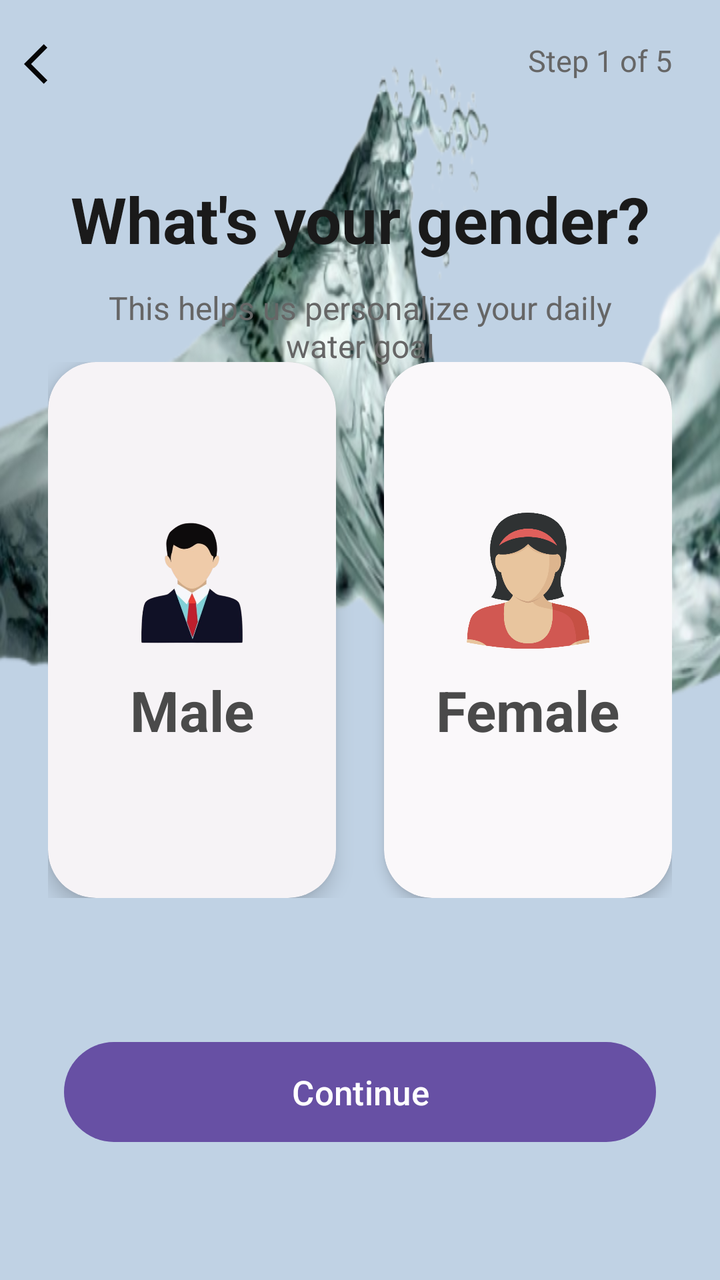
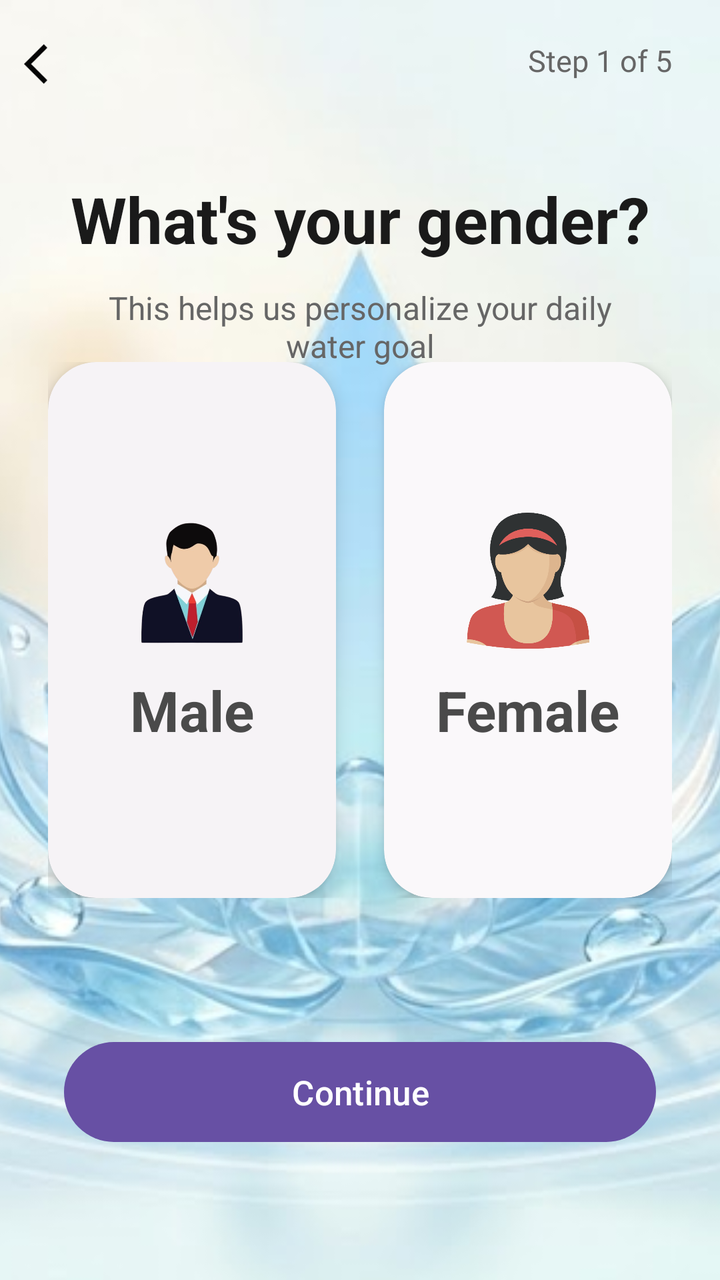

Before-and-after screenshots of an Android layout around one commit, followed by the original layout XML and the change that was made.
<!-- AndroidManifest.xml: application theme Theme.WaterReminder -->
<!-- res/layout/activity_gender_selection.xml -->
<?xml version="1.0" encoding="utf-8"?>
<androidx.constraintlayout.widget.ConstraintLayout xmlns:android="http://schemas.android.com/apk/res/android"
    xmlns:app="http://schemas.android.com/apk/res-auto"
    android:layout_width="match_parent"
    android:layout_height="match_parent"
    xmlns:tools="http://schemas.android.com/tools"
    android:background="#C0D2E4">

    <ImageView
        android:layout_width="wrap_content"
        android:layout_height="0dp"
        android:background="@drawable/bgwater"
        tools:ignore="MissingConstraints"
        tools:layout_editor_absoluteX="0dp"
        tools:layout_editor_absoluteY="290dp" />

    <ImageView
        android:id="@+id/btn_back"
        android:layout_width="wrap_content"
        android:layout_height="wrap_content"
        android:src="@drawable/baseline_arrow_back_ios_24"
        android:padding="12dp"
        app:layout_constraintTop_toTopOf="parent"
        app:layout_constraintStart_toStartOf="parent"
        android:layout_marginTop="8dp" />

    <TextView
        android:id="@+id/tv_header"
        android:layout_width="wrap_content"
        android:layout_height="wrap_content"
        android:text="Step 1 of 5"
        android:textSize="15sp"
        android:textColor="#666666"
        app:layout_constraintTop_toTopOf="parent"
        app:layout_constraintEnd_toEndOf="parent"
        android:layout_marginTop="20dp"
        android:layout_marginEnd="24dp" />

    <TextView
        android:id="@+id/tv_title"
        android:layout_width="0dp"
        android:layout_height="wrap_content"
        android:text="What's your gender?"
        android:textSize="32sp"
        android:textColor="#1A1A1A"
        android:textStyle="bold"
        android:gravity="center"
        android:lineSpacingExtra="6dp"
        app:layout_constraintTop_toBottomOf="@id/btn_back"
        app:layout_constraintStart_toStartOf="parent"
        app:layout_constraintEnd_toEndOf="parent"
        android:layout_marginTop="32dp"
        android:layout_marginHorizontal="32dp" />


    <TextView
        android:layout_width="0dp"
        android:layout_height="wrap_content"
        android:text="This helps us personalize your daily water goal"
        android:textSize="16sp"
        android:textColor="#666666"
        android:gravity="center"
        app:layout_constraintTop_toBottomOf="@id/tv_title"
        app:layout_constraintStart_toStartOf="parent"
        app:layout_constraintEnd_toEndOf="parent"
        android:layout_marginTop="12dp"
        android:layout_marginHorizontal="40dp" />


    <LinearLayout
        android:id="@+id/gender_container"
        android:layout_width="0dp"
        android:layout_height="wrap_content"
        android:orientation="horizontal"
        android:gravity="center"
        android:layout_marginTop="50dp"
        app:layout_constraintTop_toBottomOf="@id/tv_title"
        app:layout_constraintStart_toStartOf="parent"
        app:layout_constraintEnd_toEndOf="parent"
        android:paddingHorizontal="24dp">


        <androidx.cardview.widget.CardView
            android:id="@+id/card_male"
            android:layout_width="0dp"
            android:layout_height="268dp"
            android:layout_weight="1"
            android:src="@drawable/male"
            app:cardCornerRadius="24dp"
            app:cardElevation="6dp"
            app:cardBackgroundColor="#F6F3F6"
            android:layout_marginEnd="12dp">

            <LinearLayout
                android:layout_width="match_parent"
                android:layout_height="match_parent"
                android:orientation="vertical"
                android:gravity="center">

                <ImageView
                    android:layout_width="68dp"
                    android:layout_height="68dp"
                    android:src="@drawable/male"
                    android:layout_marginBottom="12dp" />

                <TextView
                    android:layout_width="wrap_content"
                    android:layout_height="wrap_content"
                    android:text="Male"
                    android:textColor="#4A4A4A"
                    android:textSize="28sp"
                    android:textStyle="bold" />

            </LinearLayout>
        </androidx.cardview.widget.CardView>

        <androidx.cardview.widget.CardView
            android:id="@+id/card_female"
            android:layout_width="0dp"
            android:layout_height="268dp"
            android:layout_weight="1"
            app:cardCornerRadius="24dp"
            app:cardElevation="4dp"
            app:cardBackgroundColor="#FAF8FA"
            android:layout_marginStart="12dp">

            <LinearLayout
                android:layout_width="match_parent"
                android:layout_height="match_parent"
                android:orientation="vertical"
                android:gravity="center">

                <ImageView
                    android:layout_width="68dp"
                    android:layout_height="68dp"
                    android:src="@drawable/female" />

                <TextView
                    android:layout_width="wrap_content"
                    android:layout_height="wrap_content"
                    android:text="Female"
                    android:textColor="#4A4A4A"
                    android:textSize="28sp"
                    android:textStyle="bold"
                    android:layout_marginTop="12dp" />

            </LinearLayout>
        </androidx.cardview.widget.CardView>

    </LinearLayout>


    <com.google.android.material.button.MaterialButton
        android:id="@+id/btn_next"
        android:layout_width="0dp"
        android:layout_height="58dp"
        android:text="Continue"
        android:textSize="17sp"
        app:cornerRadius="30dp"
        app:layout_constraintBottom_toBottomOf="parent"
        app:layout_constraintStart_toStartOf="parent"
        app:layout_constraintEnd_toEndOf="parent"
        android:layout_marginHorizontal="32dp"
        android:layout_marginBottom="65dp" />

</androidx.constraintlayout.widget.ConstraintLayout>
<!-- resources referenced by this layout -->
<resources>
  <!-- drawable baseline_arrow_back_ios_24 (drawable) -->
  <vector xmlns:android="http://schemas.android.com/apk/res/android" android:autoMirrored="true" android:height="24dp" android:tint="#050505" android:viewportHeight="24" android:viewportWidth="24" android:width="24dp">
        
      <path android:fillColor="@android:color/white" android:pathData="M11.67,3.87L9.9,2.1 0,12l9.9,9.9 1.77,-1.77L3.54,12z"/>
      
  </vector>
  <!-- drawable bgwater: png bitmap (drawable, 358820 bytes) -->
  <!-- drawable female: png bitmap (drawable, 23570 bytes) -->
  <!-- drawable male: png bitmap (drawable, 87660 bytes) -->
  <style name="Theme.WaterReminder" parent="Base.Theme.WaterReminder" />
  <style name="Base.Theme.WaterReminder" parent="Theme.Material3.DayNight.NoActionBar">
          
          
      </style>
</resources>

<!-- the commit's change to res/layout/activity_gender_selection.xml (unified diff, before → after) -->
@@ -7,12 +7,15 @@
     android:background="#C0D2E4">
 
     <ImageView
-        android:layout_width="wrap_content"
+        android:layout_width="0dp"
         android:layout_height="0dp"
-        android:background="@drawable/bgwater"
+        android:src="@drawable/bgwater"
+        android:scaleType="centerCrop"
         tools:ignore="MissingConstraints"
-        tools:layout_editor_absoluteX="0dp"
-        tools:layout_editor_absoluteY="290dp" />
+        app:layout_constraintTop_toTopOf="parent"
+        app:layout_constraintBottom_toBottomOf="parent"
+        app:layout_constraintStart_toStartOf="parent"
+        app:layout_constraintEnd_toEndOf="parent" />
 
     <ImageView
         android:id="@+id/btn_back"
<!-- resource entries referenced after the edit -->
@@ -6,7 +6,7 @@
       <path android:fillColor="@android:color/white" android:pathData="M11.67,3.87L9.9,2.1 0,12l9.9,9.9 1.77,-1.77L3.54,12z"/>
       
   </vector>
-  <!-- drawable bgwater: png bitmap (drawable, 358820 bytes) -->
+  <!-- drawable bgwater: png bitmap (drawable, 424858 bytes) -->
   <!-- drawable female: png bitmap (drawable, 23570 bytes) -->
   <!-- drawable male: png bitmap (drawable, 87660 bytes) -->
   <style name="Theme.WaterReminder" parent="Base.Theme.WaterReminder" />
